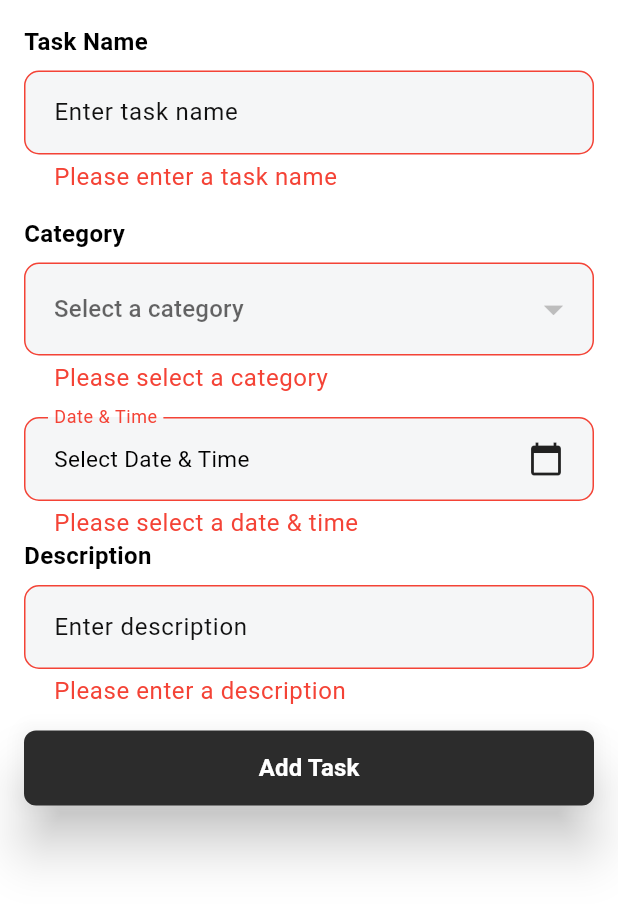
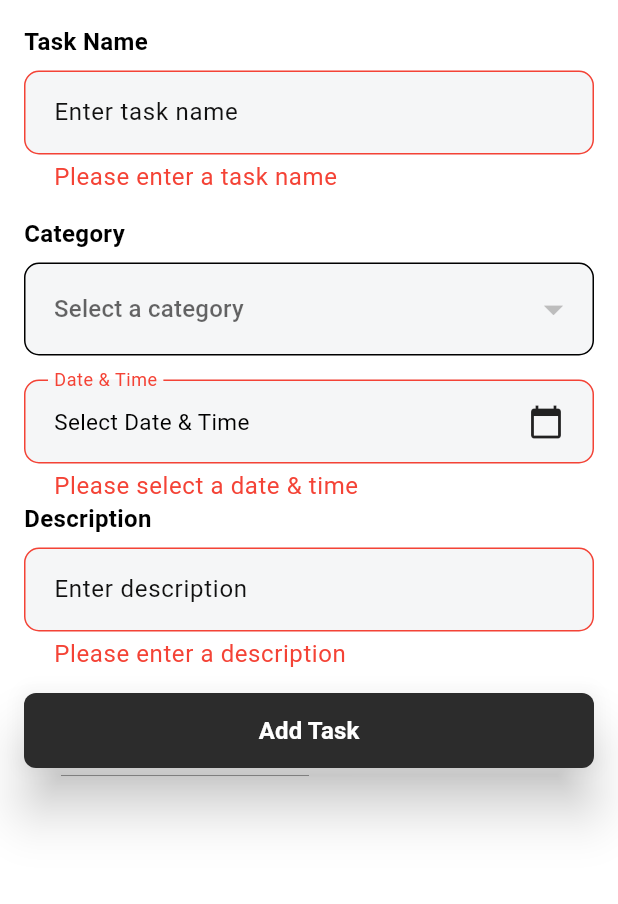
Before and after one commit to xon-nate/finish_up_app, a Flutter app: the AddTodoBottomSheet widget shown alone on an empty page, opened directly, after a tap on "Add Task", on a phone screen of 412 x 824 dp. Shown: the top 904 px of the screen. Run offline on Flutter 3.47's test engine with Material 2 defaults, Android fonts, the phone set to English and light mode, and no system bars; our stand-ins replace cloud_firestore, dartz, firebase_core, flutter_riverpod, go_router, shimmer and 1 more; accounts and stored records are empty; generated files the repository leaves out were written again; Roboto replaces fonts that are missing (Kumbh).

```diff
--- a/lib/features/todo/presentation/screens/add_todo.dart
+++ b/lib/features/todo/presentation/screens/add_todo.dart
@@ -45,6 +45,7 @@ class _AddTodoBottomSheetState extends ConsumerState<AddTodoBottomSheet> {
             },
             onDateSaved: (dateTime) {
               dateTimeController.value = dateTime;
+              debugPrint('onDateSaved: ${dateTimeController.value}');
             },
             onSavePressed: () {
               if (formKey.currentState != null &&
@@ -57,6 +58,12 @@ class _AddTodoBottomSheetState extends ConsumerState<AddTodoBottomSheet> {
                   title: taskNameController.text,
                   categoryId: selectedCategory!.id,
                 );
+                debugPrint('New isDone: ${newTodo.isDone}');
+                debugPrint('New dueDate: ${newTodo.dueDate}');
+                debugPrint('New description: ${newTodo.description}');
+                debugPrint('New title: ${newTodo.title}');
+                debugPrint('New categoryId: ${newTodo.categoryId}');
+
                 ref.read(todosListState.notifier).addTodo(newTodo);
                 Navigator.of(context).pop();
               }
@@ -74,12 +81,12 @@ class TodoForm extends StatefulWidget {
   final TextEditingController descriptionController;
   final DateTimeController dateTimeController;
   final List<Category> categories;
-  Category? selectedCategory;
+  final Category? selectedCategory;
   final Function(Category?) onCategoryChanged;
   final Function(DateTime?) onDateSaved;
   final Function() onSavePressed;
 
-  TodoForm({
+  const TodoForm({
     super.key,
     required this.formKey,
     required this.taskNameController,
@@ -132,26 +139,17 @@ class TodoFormState extends State<TodoForm> {
                   child: Text(category.name),
                 );
               }).toList(),
-              value:
-                  widget.selectedCategory, // Use the selected category variable
-              onChanged: (Category? category) {
-                setState(() {
-                  widget.selectedCategory =
-                      category; // Update the selected category
-                });
-                widget.onCategoryChanged(category);
-              },
-              validator: (selectedCategory) {
-                // Add validator function
-                if (selectedCategory == null) {
-                  return 'Please select a category';
-                }
-                return null;
-              },
+              value: widget.selectedCategory,
+              onChanged: widget.onCategoryChanged,
             ),
           ),
           DateTimeFormField(
-            onSaved: widget.onDateSaved,
+            //TODO this doesnt work fix it
+            onSaved: (dateTime) {
+              widget.onDateSaved(dateTime);
+            },
+            initialValue: widget.dateTimeController.value,
+
             validator: (dateTime) {
               if (dateTime == null) {
                 return 'Please select a date & time';
--- a/lib/features/todo/presentation/screens/edit_todo.dart
+++ b/lib/features/todo/presentation/screens/edit_todo.dart
@@ -2,6 +2,7 @@ import 'package:finish_up_app/features/todo/presentation/screens/home_screen.dar
 import 'package:flutter/material.dart';
 
 import '../controllers/date_time_controller.dart';
+import '../widgets/todo_item_shimmer.dart';
 
 //screen to edit todo item details
 class EditTodoScreen extends StatelessWidget {
--- a/lib/features/todo/presentation/widgets/pick_date_time_widget.dart
+++ b/lib/features/todo/presentation/widgets/pick_date_time_widget.dart
@@ -204,6 +204,8 @@ class DateTimeFormField extends FormField<DateTime> {
                 );
                 if (selectedDate != null) {
                   state.didChange(selectedDate);
+                  // Manually trigger onDateSaved
+                  state.save();
                 }
                 debugPrint("Selected Date: $selectedDate");
               },
```
Also changed, not shown: lib/features/category/domain/usecases/module.dart (+4 -3 lines), lib/features/todo/presentation/screens/home_screen.dart (+10 -43 lines), lib/features/todo/presentation/widgets/todo_item_shimmer.dart (+16 -0 lines).
